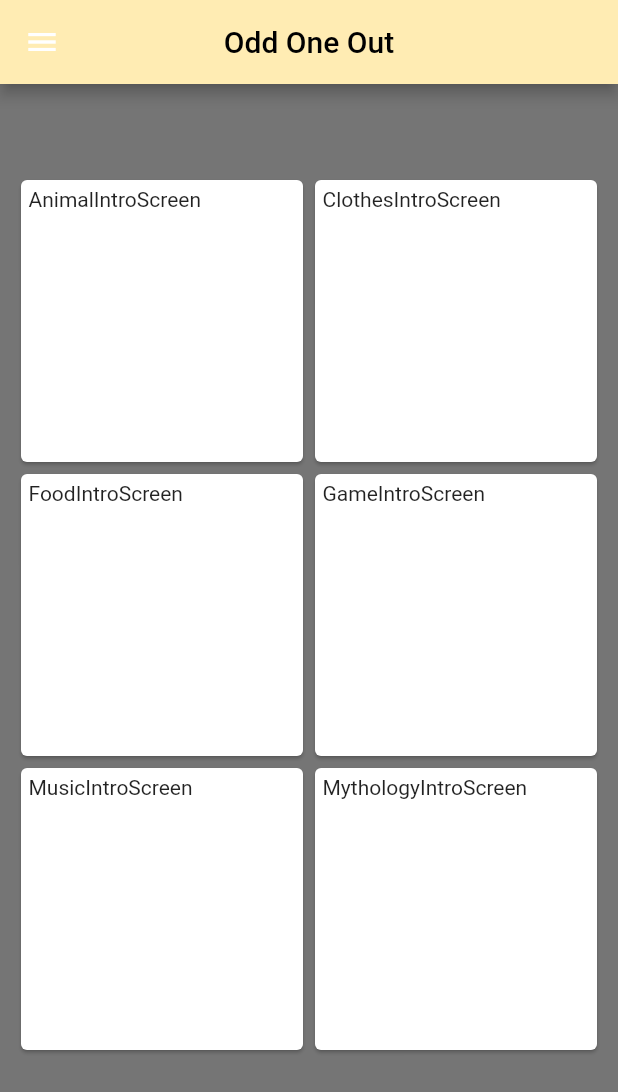
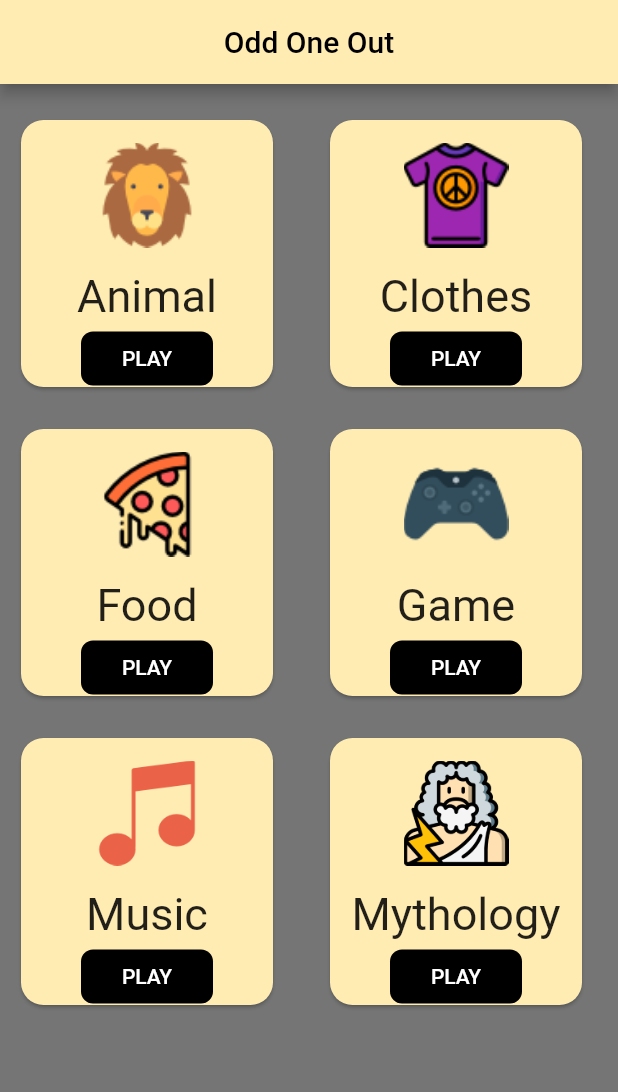
Before and after one commit to TobiA34/OddOneOutApp, a Flutter app: the CatagoryScreen screen opened directly, on a phone screen of 412 x 824 dp. Shown: the top 1092 px of the screen. Run offline on Flutter 3.47's test engine with Material 2 defaults, Android fonts, the phone set to English and light mode, and no system bars.

Commit message:
Finished Catagory Screen for App

```diff
--- a/lib/CatagoryScreen.dart
+++ b/lib/CatagoryScreen.dart
@@ -11,44 +11,110 @@ import 'package:odd_one_out/MythologyIntroScreen.dart';
 import 'package:odd_one_out/TutorialScreen.dart';
 
 var inputScreen = new InputScreen();
+//
+var screens = [AnimalIntroScreen(),ClothesIntroScreen(),FoodIntroScreen(),GameIntroScreen(),MusicIntroScreen(),MythologyIntroScreen()];
+var names = ["Animal","Clothes","Food","Game","Music","Mythology"];
+var images = ["assets/lion.png","assets/t-shirt.png","assets/pizza-slice.png","assets/gamepad.png","assets/music-player.png","assets/zeus.png" ];
+//Orientation orientation;
 
-//var screens = [AnimalIntroScreen(),ClothesIntroScreen(),FoodIntroScreen(),GameIntroScreen(),MusicIntroScreen(),MythologyIntroScreen()];
-var names = ["AnimalIntroScreen","ClothesIntroScreen","FoodIntroScreen","GameIntroScreen","MusicIntroScreen","MythologyIntroScreen"];
-//var images = ["assets/lion.png","assets/t-shirt.png","assets/pizza-slice.png","assets/gamepad.png", ];
-Orientation orientation;
+nextScreen(int index){
+  return screens[index];
+}
+
+class Catagory {
+//  AssetImage image;
+  String name;
+  String image;
+  Catagory({this.image,this.name});
+}
+
+  List catagoryList = [
+      Catagory(
+        image: "assets/group.png",
+        name: "Lion",
+      ),
+      Catagory(
+        image:"assets/group.png",
+        name: "clothes",
+      ),
+      Catagory(
+        image: "assets/group.png",
+        name: "Food",
+      ),
+      Catagory(
+        image: "assets/group.png",
+        name: "Game",
+      ),
+      Catagory(
+        image:"assets/group.png",
+        name: "Music",
+      ),
+      Catagory(
+        image: "assets/group.png",
+        name: "Mythology",
+      ),
+  ];
+
+
 
 class CatagoryScreen extends StatelessWidget {
   @override
   Widget build(BuildContext context) {
     return new Scaffold(
         backgroundColor: Colors.grey[600],
-        drawer: Drawer(
-        ),
+//        drawer: Drawer(
+//        ),
         appBar: AppBar(
           title: Text("Odd One Out", style: TextStyle(color: Colors.black),),
           backgroundColor: Colors.amber[100],
           centerTitle: true,
+          automaticallyImplyLeading: false,
         ),
           body: Center(
+            child: GridView.builder(
+              itemCount: catagoryList.length,
+              gridDelegate: SliverGridDelegateWithFixedCrossAxisCount( crossAxisCount: 2,),
+              itemBuilder: (context, index) {
+                return Padding(
+                  padding: const EdgeInsets.only(top: 20.0,left: 10.0, right: 20.0),
+                  child: Card(
+                    shape: RoundedRectangleBorder(
+                    borderRadius: BorderRadius.circular(15.0),
+                  ),color:Colors.amber[100],
+                      child: Column( children: <Widget>[
+                    Container(child: Padding(
+                      padding: const EdgeInsets.all(15.0),
 
-            child: Container(
-              margin: EdgeInsets.only(top: 50),
-              child: GridView.builder(
-                 padding: EdgeInsets.all(10.0),
-                itemCount: names.length == null?0:names.length,
-                gridDelegate: new SliverGridDelegateWithFixedCrossAxisCount(crossAxisCount: orientation == Orientation.portrait ?2:2),
-                itemBuilder: (BuildContext context, int index){
-                  return Card(
-                    child: new Padding(padding: EdgeInsets.all(5.0),
-//                  child: Image(image: new AssetImage(images[index]),),
-                    child: Text(names[index])
+                      child: Image.asset(images[index], fit: BoxFit.cover,),
+                    ), height: 100),
+                    Text(names[index], style: TextStyle(fontSize: 30.0),),
 
-                    ),
-                  );
-                }
-              ),
+                        FlatButton(
+                          shape: new RoundedRectangleBorder(
+                              borderRadius: new BorderRadius.circular(8.0)),
+                          color: Colors.black,
+                          textColor: Colors.white,
+                          padding: EdgeInsets.all(8.0),
+                          onPressed: () {
+                            Navigator.push(context, MaterialPageRoute(builder: (context){
+                              return screens[index];
+                            }));
+                           },
+                          child: Text(
+                            "Play".toUpperCase(),
+                            style: TextStyle(
+                              fontSize: 14.0,
+                            ),
+                          ),
+                        ),
+
+
+
+                  ],)
+                  ),
+                );
+              },
             ),
-
           ),
 
         );
--- a/lib/TutorialScreen.dart
+++ b/lib/TutorialScreen.dart
@@ -9,12 +9,13 @@ class TutorialScreen extends StatelessWidget {
   Widget build(BuildContext context) {
     return new Scaffold(
       backgroundColor: Colors.grey[600],
-      drawer: Drawer(
-      ),
+//      drawer: Drawer(
+//      ),
       appBar: AppBar(
         title: Text("TutorialScreen", style: TextStyle(color: Colors.black),),
         backgroundColor: Colors.amber[100],
         centerTitle: true,
+        automaticallyImplyLeading: false,
       ),
       body: Center(
         child: new ListView(
```
Also changed, not shown: lib/AnimalIntroScreen.dart (+9 -1 lines), lib/ClothesIntroScreen.dart (+9 -2 lines), lib/FoodIntroScreen.dart (+9 -2 lines), lib/GameIntroScreen.dart (+9 -2 lines), lib/HomeScreen.dart (+4 -3 lines), lib/InputScreen.dart (+4 -3 lines), lib/MusicIntroScreen.dart (+10 -2 lines), lib/MythologyIntroScreen.dart (+10 -2 lines).
